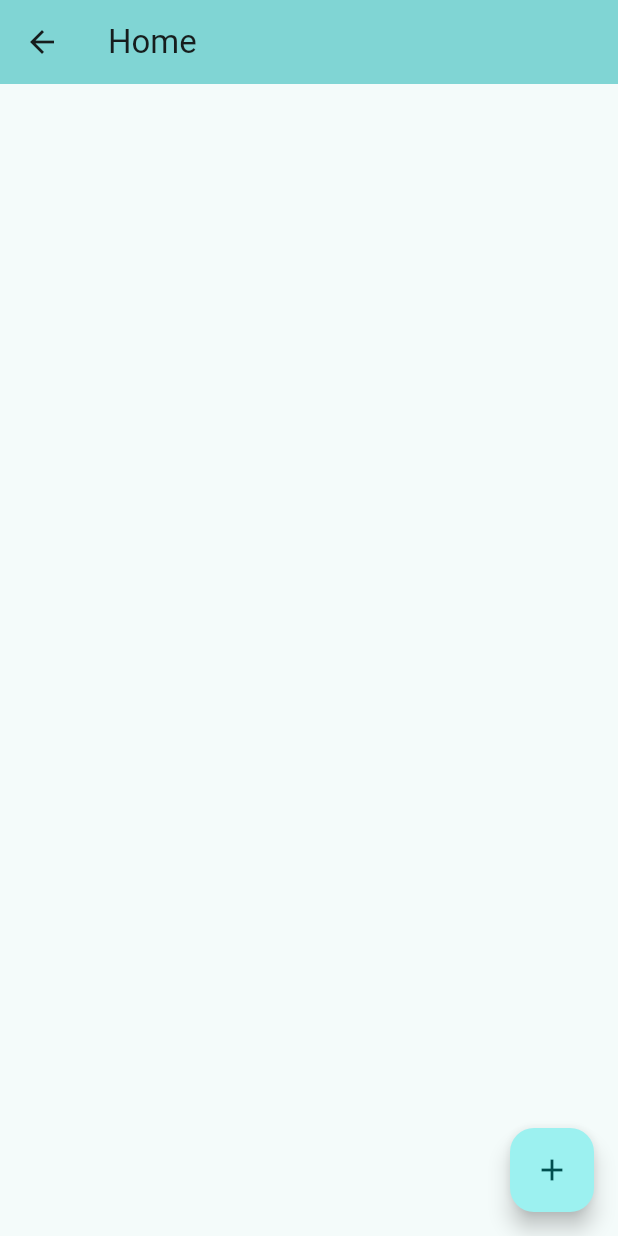
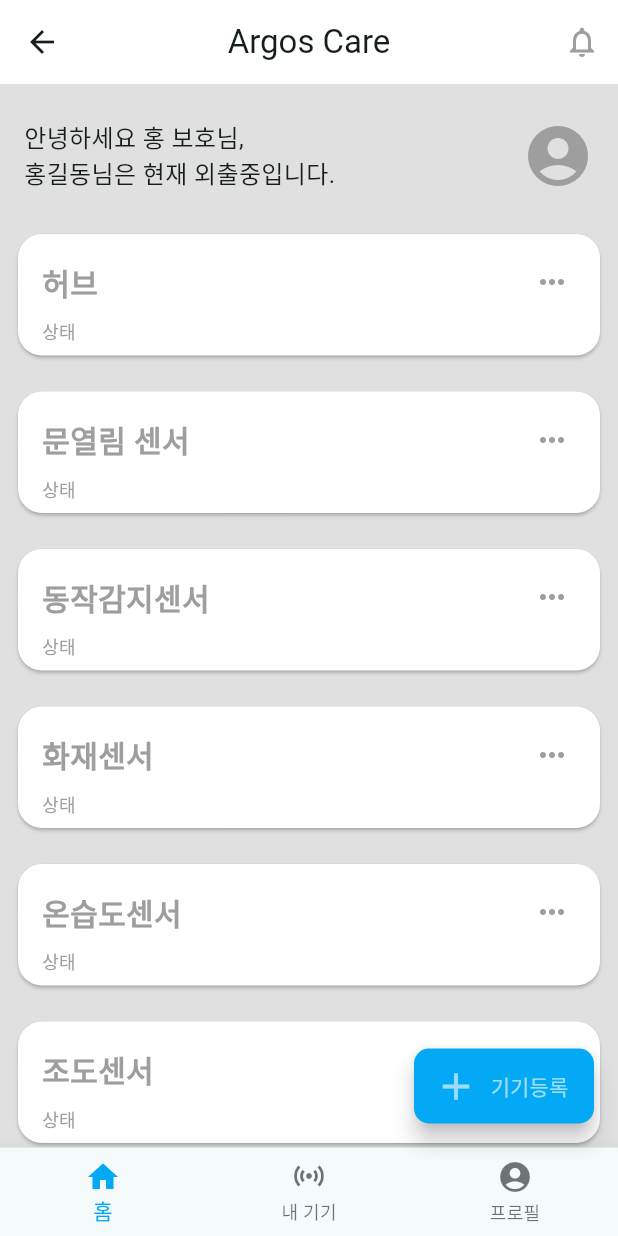
Before and after one commit to heavenman9761/ArgosCareSeniorSafeGuard, a Flutter app: the HomePage screen opened directly, on a phone screen of 412 x 824 dp. Run offline on Flutter 3.47's test engine with Material 3 defaults, Android fonts, the phone set to English and light mode, and no system bars; our stand-ins replace firebase_core, firebase_messaging, flutter_local_notifications, flutter_riverpod, geolocator, logger and 3 more; missing offline and left inert: mqtt_client; accounts and stored records are empty.

Commit message:
24-03-08 11 from Windows

```diff
--- a/lib/components/my_textfield.dart
+++ b/lib/components/my_textfield.dart
@@ -16,8 +16,9 @@ class MyTextField extends StatelessWidget {
   Widget build(BuildContext context) {
     return Padding(
       padding: const EdgeInsets.symmetric(horizontal: 25.0),
-      //padding: const EdgeInsets.all(15),
+      // padding: const EdgeInsets.fromLTRB(10, 10, 10, 10),
       child: TextField(
+        style: const TextStyle(fontSize: 12),
         controller: controller,
         obscureText: obscureText,
         decoration: InputDecoration(
@@ -30,7 +31,8 @@ class MyTextField extends StatelessWidget {
             fillColor: Colors.grey.shade200,
             filled: true,
             hintText: hintText,
-            hintStyle: TextStyle(color: Colors.grey[500])),
+            hintStyle: TextStyle(color: Colors.grey[500])
+        ),
       ),
     );
   }
--- a/lib/components/square_tile.dart
+++ b/lib/components/square_tile.dart
@@ -10,7 +10,7 @@ class SquareTile extends StatelessWidget {
   @override
   Widget build(BuildContext context) {
     return Container(
-      padding: EdgeInsets.all(20),
+      padding: const EdgeInsets.all(10),
       decoration: BoxDecoration(
         border: Border.all(color: Colors.white),
         borderRadius: BorderRadius.circular(16),
@@ -18,7 +18,7 @@ class SquareTile extends StatelessWidget {
       ),
       child: Image.asset(
         imagePath,
-        height: 40,
+        height: 30,
       ),
     );
   }
--- a/lib/main.dart
+++ b/lib/main.dart
@@ -73,6 +73,6 @@ class MyApp extends StatelessWidget {
   }
 
   bool isLogin() {
-    return false; //Get.find<Controller>().isLogin.value;
+    return true; //Get.find<Controller>().isLogin.value;
   }
 }
--- a/lib/pages/home_page.dart
+++ b/lib/pages/home_page.dart
@@ -28,7 +28,16 @@ class HomePage extends ConsumerStatefulWidget {
 }
 
 class _HomePageState extends ConsumerState<HomePage> {
-  final List<Sensor> _sensorList = [];
+  //final List<Sensor> _sensorList = [];
+  final List<String> _sensorList = [
+    "허브",
+    '문열림 센서',
+    '동작감지센서',
+    '화재센서',
+    '온습도센서',
+    '조도센서',
+    '응급벨'
+  ];
 
   late IMQTTController _manager;
   bool loadingDeviceList = false;
@@ -59,7 +68,6 @@ class _HomePageState extends ConsumerState<HomePage> {
         logger.i('subscribed to $requestTopic');
 
         // mqttCommand(MqttCommand.mcSensorList, deviceId);
-
       } else {
         logger.i('not hubID');
       }
@@ -73,18 +81,23 @@ class _HomePageState extends ConsumerState<HomePage> {
       if (_manager.currentState.getReceivedTopic != '') {
         logger.w(_manager.currentState.getReceivedTopic);
       }
-      if (_manager.currentState.getReceivedTopic == resultTopic && _manager.currentState.getReceivedText != '') {
+      if (_manager.currentState.getReceivedTopic == resultTopic &&
+          _manager.currentState.getReceivedText != '') {
         final mqttMsg = json.decode(_manager.currentState.getReceivedText);
         logger.i(mqttMsg);
 
-        if (mqttMsg['event'] == 'gatewayADD') { //gatewayADD는 처음 hub를 찾으면 들어온다.
+        if (mqttMsg['event'] == 'gatewayADD') {
+          //gatewayADD는 처음 hub를 찾으면 들어온다.
           logger.i('received event: gatewayADD');
-          Navigator.popUntil(context, (route) {
+          Navigator.popUntil(
+            context,
+            (route) {
               return route.isFirst;
             },
           );
         }
-      } else if (_manager.currentState.getReceivedTopic == requestTopic && _manager.currentState.getReceivedText != '') {
+      } else if (_manager.currentState.getReceivedTopic == requestTopic &&
+          _manager.currentState.getReceivedText != '') {
         final mqttMsg = json.decode(_manager.currentState.getReceivedText);
         logger.i(mqttMsg);
 
@@ -101,9 +114,9 @@ class _HomePageState extends ConsumerState<HomePage> {
       _manager.currentState.setReceivedText('');
       _manager.currentState.setReceivedTopic('');
 
-      setState(() {
-
-      });
+      // setState(() {
+      //
+      // });
     });
   }
 
@@ -111,14 +124,19 @@ class _HomePageState extends ConsumerState<HomePage> {
     var now = DateTime.now();
     String formatDate = DateFormat('yyyyMMdd_HHmmss').format(now);
 
-    if (mc == MqttCommand.mcSensorList) { //펌웨어 에서 기능 구현 안됨.
-      _manager.publishTopic(commandTopic, jsonEncode({
+    if (mc == MqttCommand.mcSensorList) {
+      //펌웨어 에서 기능 구현 안됨.
+      _manager.publishTopic(
+          commandTopic,
+          jsonEncode({
             "order": "sensorList",
             "deviceID": deviceId,
             "time": formatDate
           }));
     } else if (mc == MqttCommand.mcParing) {
-      _manager.publishTopic(commandTopic, jsonEncode({
+      _manager.publishTopic(
+          commandTopic,
+          jsonEncode({
             "order": "pairingEnabled",
             "deviceID": deviceId,
             "time": formatDate
@@ -128,19 +146,49 @@ class _HomePageState extends ConsumerState<HomePage> {
 
   @override
   Widget build(BuildContext context) {
-    _manager = ref.watch(mqttManagerProvider);
     return Scaffold(
+      backgroundColor: Colors.grey[300],
       appBar: AppBar(
-        backgroundColor: Theme.of(context).colorScheme.inversePrimary,
-        title: const Text('Home'),
-        // actions: [
-        //   Permissions(),
-        // ],
+        backgroundColor: Colors.white,
+        title: const Text('Argos Care'),
+        centerTitle: true,
+        actions: [
+          IconButton(
+            icon: const Icon(Icons.notifications_none_outlined),
+            tooltip: "Menu",
+            color: Colors.grey,
+            onPressed: () {
+              // onPressed handler
+            },
           ),
-      body: FutureBuilder<List<DeviceList>>(
-        future: loadDeviceList(),
+        ],
+      ),
+      body: Column(
+        children: [
+          Padding(
+            padding: EdgeInsets.fromLTRB(16, 16, 8, 8),
+            child: Row(
+              mainAxisAlignment: MainAxisAlignment.spaceBetween,
+              children: [
+                const Text("안녕하세요 홍 보호님,\n"
+                    "홍길동님은 현재 외출중입니다.",
+                style: TextStyle(fontSize: 16.0),),
+                IconButton(
+                  icon: const Icon(Icons.account_circle, size: 48.0),
+                  tooltip: "Menu",
+                  color: Colors.grey,
+                  onPressed: () {
+                    print('icon press');
+                  },
+                ),
+              ]
+            )
+          ),
+          Expanded(
+            child: FutureBuilder<List<String>>(
+              future: _loadDeviceList(),
               builder: (context, snapshot) {
-          final List<DeviceList>? devices = snapshot.data;
+                final List<String>? devices = snapshot.data;
                 if (snapshot.connectionState != ConnectionState.done) {
                   return Center(
                     child: waitWidget(),
@@ -163,20 +211,62 @@ class _HomePageState extends ConsumerState<HomePage> {
                       itemBuilder: (context, index) {
                         final device = devices[index];
                         return Padding(
-                    padding: const EdgeInsets.all(8.0),
+                          padding: const EdgeInsets.all(8),
                           child: Card(
-                      child: ListTile(
-                        title: Text(device.deviceType),
-                        trailing: const Icon(Icons.add),
+                            color: Colors.white,
+                            surfaceTintColor: Colors.transparent,
+                            shape: RoundedRectangleBorder(
+                                borderRadius: BorderRadius.circular(16.0)),
+                            child: InkWell(
+                              borderRadius: BorderRadius.circular(16.0),
                               onTap: () {
-
-                          // Get.toNamed("/Setting_Hub", arguments: {"hubName": device});
-                          Navigator.push(context,
-                              MaterialPageRoute(builder: (context) {
-                                return const AddHubPage1();
-                              }));
+                                print('card press');
+                              },
+                              child: Container(
+                                decoration: BoxDecoration(
+                                  borderRadius: BorderRadius.circular(16.0),
+                                  color: Colors.transparent,
+                                ),
+                                child: Padding(
+                                  padding: const EdgeInsets.fromLTRB(16, 8, 8, 8),
+                                  child: Column(
+                                    crossAxisAlignment: CrossAxisAlignment.start,
+                                    children: [
+                                      Row(
+                                          mainAxisAlignment: MainAxisAlignment.spaceBetween,
+                                          children: [
+                                            Text(device,
+                                                style: const TextStyle(
+                                                    fontSize: 20.0,
+                                                    fontWeight: FontWeight.w700,
+                                                    color: Colors.grey)),
+                                            IconButton(
+                                              icon: const Icon(Icons.more_horiz),
+                                              tooltip: "Menu",
+                                              color: Colors.grey,
+                                              onPressed: () {
+                                                print('icon press');
                                               },
                                             ),
+                                          ]
+                                      ),
+                                      const Text(
+                                        "상태",
+                                        style:
+                                        TextStyle(fontSize: 12.0, color: Colors.grey),
+                                      ),
+                                    ],
+                                  ),
+                                ),
+                              ),
+                            ),
+
+                            // onTap: () {
+                            //   Navigator.push(context,
+                            //       MaterialPageRoute(builder: (context) {
+                            //         return const AddHubPage1();
+                            //       }));
+                            // },
                           ),
                         );
                       },
@@ -193,15 +283,48 @@ class _HomePageState extends ConsumerState<HomePage> {
                 }
               },
             ),
-      floatingActionButton: FloatingActionButton(
+          )
+
+        ],
+      ),
+      floatingActionButton: SizedBox(
+        height: 50,
+        width: 120,
+        child: extendButton(),
+      ),
+      bottomNavigationBar: BottomNavigationBar(
+        items: const <BottomNavigationBarItem>[
+          BottomNavigationBarItem(
+            icon: Icon(Icons.home),
+            label: '홈',
+          ),
+          BottomNavigationBarItem(
+            icon: Icon(Icons.sensors),
+            label: '내 기기',
+          ),
+          BottomNavigationBarItem(
+            icon: Icon(Icons.account_circle),
+            label: '프로필',
+          ),
+        ],
+        selectedItemColor: Colors.lightBlue,
+      ),
+    );
+  }
+
+  FloatingActionButton extendButton() {
+    return FloatingActionButton.extended(
+      foregroundColor: Colors.white60,
+      backgroundColor: Colors.lightBlue,
       onPressed: () {
-            Navigator.push(context,
-                MaterialPageRoute(builder: (context) {
+        Navigator.push(context, MaterialPageRoute(builder: (context) {
           return const AddHubPage1();
         }));
-
-          },//_findingEsp32 ? null : _findEsp32,
-          child: const Icon(Icons.add)),
+      }, //_find
+      label: const Text("기기등록"),
+      isExtended: true, // ingEsp32 ? null : _findEsp32,
+      icon: const Icon(Icons.add, size: 30),
+      shape: RoundedRectangleBorder(borderRadius: BorderRadius.circular(10)),
     );
   }
 
@@ -220,7 +343,6 @@ class _HomePageState extends ConsumerState<HomePage> {
     _checkPermissions();
 
     FirebaseMessaging.onMessage.listen((RemoteMessage message) async {
-
       RemoteNotification? notification = message.notification;
 
       if (notification != null) {
@@ -246,10 +368,13 @@ class _HomePageState extends ConsumerState<HomePage> {
     super.initState();
   }
 
+  Future<List<String>> _loadDeviceList() async {
+    return _sensorList;
+  }
+
   Future<bool> _checkPermissions() async {
     Map<Permission, PermissionStatus> statuses = await [
       Permission.notification,
-
     ].request();
 
     logger.i('location ${statuses[Permission.location]}');
@@ -263,12 +388,15 @@ class _HomePageState extends ConsumerState<HomePage> {
   void initMqtt() {
     _manager = ref.watch(mqttManagerProvider);
 
-    _manager.initializeMQTTClient(host: '14.42.209.174', identifier: 'SCT Senior Care');
+    _manager.initializeMQTTClient(
+        host: '14.42.209.174', identifier: 'SCT Senior Care');
     _manager.connect();
 
     Future.delayed(const Duration(seconds: 1), () {
-      if (_manager.currentState.getAppConnectionState == MQTTAppConnectionState.connected
-          || _manager.currentState.getAppConnectionState == MQTTAppConnectionState.connectedSubscribed) {
+      if (_manager.currentState.getAppConnectionState ==
+              MQTTAppConnectionState.connected ||
+          _manager.currentState.getAppConnectionState ==
+              MQTTAppConnectionState.connectedSubscribed) {
         logger.i("MQTT Connected!");
 
         getHubIdToPrefs();
@@ -277,6 +405,8 @@ class _HomePageState extends ConsumerState<HomePage> {
   }
 
   Widget waitWidget() {
-    return loadingDeviceList ? const CircularProgressIndicator(backgroundColor: Colors.blue) : const Text("");
+    return loadingDeviceList
+        ? const CircularProgressIndicator(backgroundColor: Colors.blue)
+        : const Text("");
   }
 }
```
Also changed, not shown: lib/components/my_button.dart (+7 -2 lines), lib/pages/login_page.dart (+14 -10 lines). Lines whose indentation alone changed are shown as unchanged.
